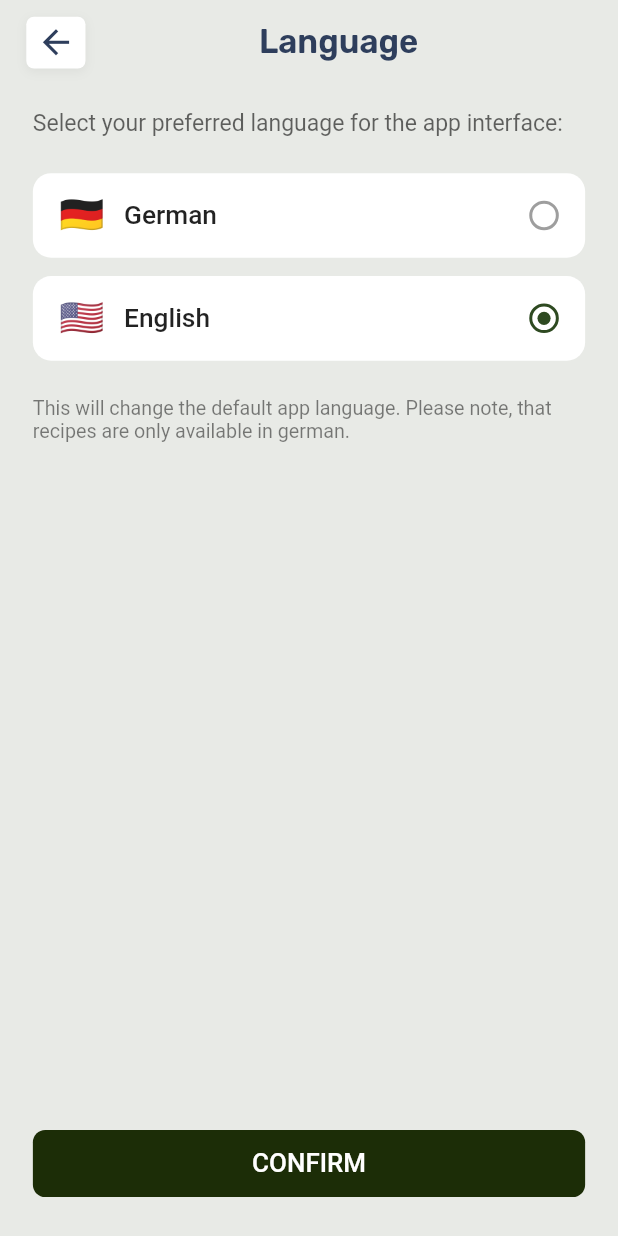
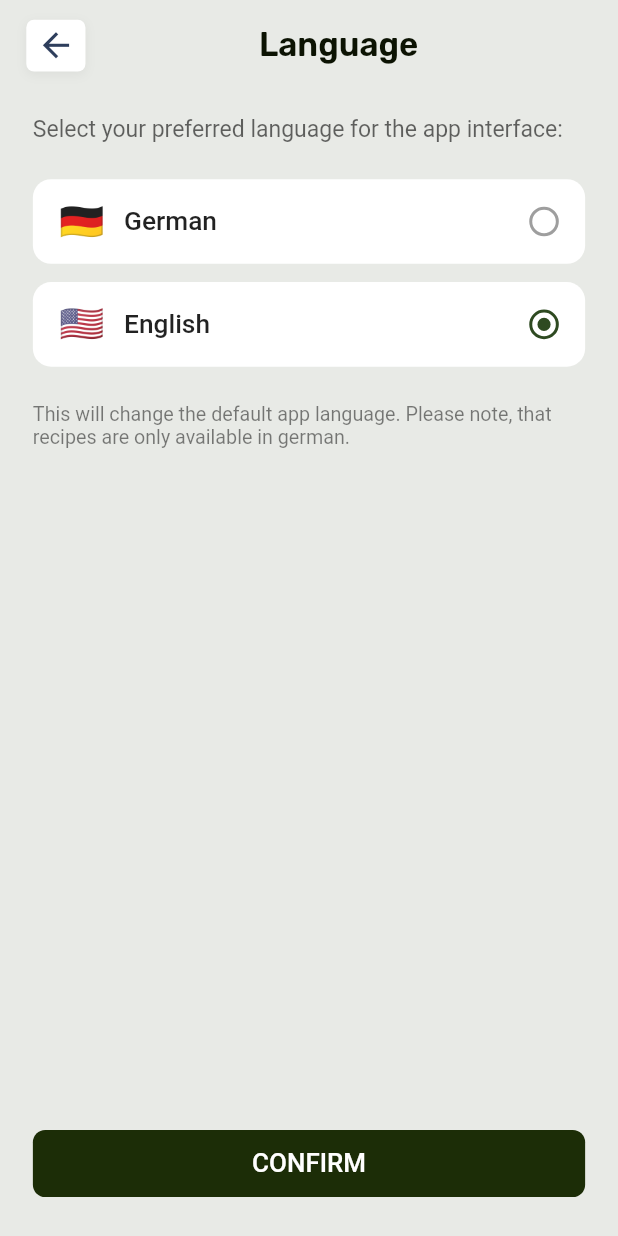
Before and after one commit to jahidulislam-hello/aljoscoIvanov, a Flutter app: the LanguageScreen screen opened directly, on a phone screen of 412 x 824 dp. Run offline on Flutter 3.47's test engine with Material 3 defaults, Android fonts, the phone set to English and light mode, and no system bars; our stand-ins replace flutter_screenutil, flutter_svg, get, google_fonts, image_picker, shared_preferences and 1 more; accounts and stored records are empty; network calls fail; project files that could hold a hidden picture were left out.

Commit message:
Add language selection feature with EN/DE support for profile section
- Implement language persistence using SharedPreferences
- Connect LanguageController to main LocalizationController
- Add .tr translations to all profile screens
- Apply saved locale on app startup via SplashController
- Support language switching from onboarding and settings

Co-Authored-By: Claude Opus 4.5 <noreply@anthropic.com>

```diff
--- a/lib/features/profile/family_members/family_member_screen/family_members_screen.dart
+++ b/lib/features/profile/family_members/family_member_screen/family_members_screen.dart
@@ -21,7 +21,7 @@ class FamilyMemberScreen extends StatelessWidget {
         preferredSize: Size.fromHeight(60.h),
         child: SafeArea(
           child: CustomAppBar(
-            title: 'Family Members',
+            title: 'Family Members'.tr,
             titleStyle: AppTextStyles.heading2,
             showShadow: false,
 
@@ -44,7 +44,7 @@ class FamilyMemberScreen extends StatelessWidget {
             children: [
               /// Title
               Text(
-                "Manage Linked Accounts",
+                "Manage Linked Accounts".tr,
                 style: AppTextStyles.heading3.copyWith(
                   fontSize: 20.sp,
                   fontWeight: FontWeight.w600,
@@ -160,7 +160,7 @@ class FamilyMemberScreen extends StatelessWidget {
                         Icon(Icons.add, size: 20.sp),
                         SizedBox(width: 6.w),
                         Text(
-                          "Add Member",
+                          "Add Member ".tr,
                           style: TextStyle(
                             fontFamily: "Rubik",
                             fontWeight: FontWeight.w500,
--- a/lib/features/profile/language_select/language_select/language_select_screen.dart
+++ b/lib/features/profile/language_select/language_select/language_select_screen.dart
@@ -1,6 +1,8 @@
 import 'package:flutter/material.dart';
 import 'package:flutter_screenutil/flutter_screenutil.dart';
 import 'package:freshbite/core/appbar/custom_appbar.dart';
+import 'package:freshbite/core/themes/app_colors.dart';
+import 'package:freshbite/core/themes/text_styles.dart';
 import 'package:freshbite/core/widgets/custom_text_button.dart';
 import 'package:freshbite/features/profile/language_select/language_select_controller/language_select_controller.dart';
 import 'package:freshbite/features/profile/language_select/language_tile.dart';
@@ -15,21 +17,29 @@ class LanguageScreen extends StatelessWidget {
   @override
   Widget build(BuildContext context) {
     return Scaffold(
-      backgroundColor: const Color(0xFFE8EAE6),
-      appBar: CustomAppBar(
-        title: 'Language',
-        showBackButton: true,
+      backgroundColor: AppColors.background,
+      appBar: PreferredSize(
+        preferredSize: Size.fromHeight(60.h),
+        child: SafeArea(
+          top: true,
+          child: CustomAppBar(
+            title: 'Language'.tr,
+            titleStyle: AppTextStyles.heading2,
+            showShadow: false,
+
+          ),
+        ),
       ),
       body: Padding(
         padding: EdgeInsets.symmetric(horizontal: 20.w),
         child: Column(
           crossAxisAlignment: CrossAxisAlignment.start,
-          children: [
+        children: [
             SizedBox(height: 16.h),
 
             /// Subtitle
             Text(
-              'Select your preferred language for the app interface:',
+              'Select your preferred language for the app interface:'.tr,
               style: TextStyle(
                 fontSize: 14.sp,
                 color: Colors.black.withOpacity(0.6),
@@ -41,7 +51,7 @@ class LanguageScreen extends StatelessWidget {
             /// German
             Obx(() => LanguageTile(
               flag: '🇩🇪',
-              title: 'German',
+              title: 'German '.tr,
               isSelected: controller.selectedLanguage.value == 'de',
               onTap: () => controller.selectLanguage('de'),
             )),
@@ -51,7 +61,7 @@ class LanguageScreen extends StatelessWidget {
             /// English
             Obx(() => LanguageTile(
               flag: '🇺🇸',
-              title: 'English',
+              title: 'English'.tr,
               isSelected: controller.selectedLanguage.value == 'en',
               onTap: () => controller.selectLanguage('en'),
             )),
@@ -60,8 +70,7 @@ class LanguageScreen extends StatelessWidget {
 
             /// Info text
             Text(
-              'This will change the default app language. '
-                  'Please note, that recipes are only available in german.',
+              'This will change the default app language. Please note, that recipes are only available in german.'.tr,
               style: TextStyle(
                 fontSize: 12.sp,
                 color: Colors.black.withOpacity(0.5),
@@ -72,7 +81,7 @@ class LanguageScreen extends StatelessWidget {
 
             /// Confirm Button
             CustomTextButton(
-              text: 'CONFIRM',
+              text: 'CONFIRM'.tr,
               onTap: controller.confirmLanguage,
             ),
 
--- a/lib/features/splash/splash/spalsh_controller/splash_controller.dart
+++ b/lib/features/splash/splash/spalsh_controller/splash_controller.dart
@@ -1,5 +1,6 @@
 import 'dart:async';
 import 'package:freshbite/core/utils/shared_preference_helper.dart';
+import 'package:freshbite/localization/localization/localization_controller.dart';
 import 'package:freshbite/routes/routes.dart';
 import 'package:get/get.dart';
 
@@ -10,6 +11,8 @@ class SplashController extends GetxController {
   @override
   void onInit() {
     super.onInit();
+    // Apply saved language when app starts
+    Get.find<LocalizationController>().applyLocale();
     startSplashSequence();
   }
 
```
Also changed, not shown: lib/features/profile/change_password/change_password_screen.dart (+9 -9 lines), lib/features/profile/delete_account/delete_account_screen/delete_account_screen.dart (+7 -7 lines), lib/features/profile/family_members/Add_member_screen.dart (+5 -5 lines), lib/features/profile/language_select/language_select_controller/language_select_controller.dart (+20 -6 lines), lib/features/profile/profile/profile_screen/profile_screen.dart (+9 -9 lines), lib/features/profile/profile_settings/profile_settings_screen/profile_settings_screen.dart (+10 -9 lines), lib/features/profile/settings/settings_screen/settings_screen.dart (+9 -9 lines), lib/features/splash/onboarding/onboarding_screen/onboarding_screen.dart (+5 -13 lines), lib/localization/localization/localization_controller.dart (+24 -12 lines).
